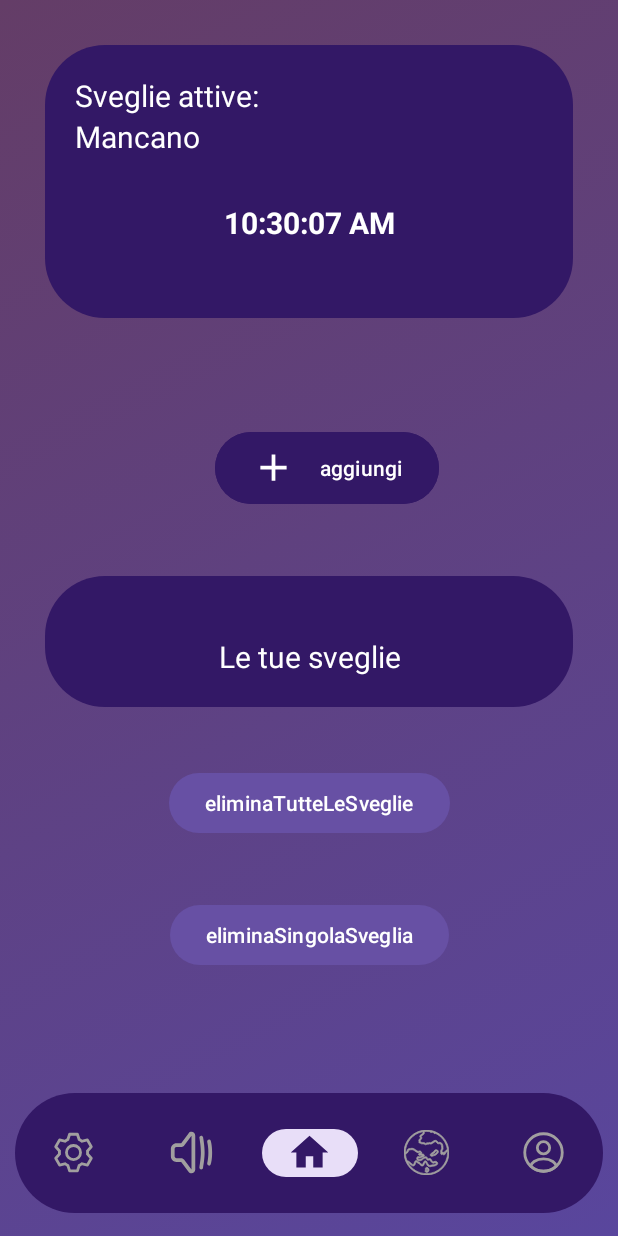
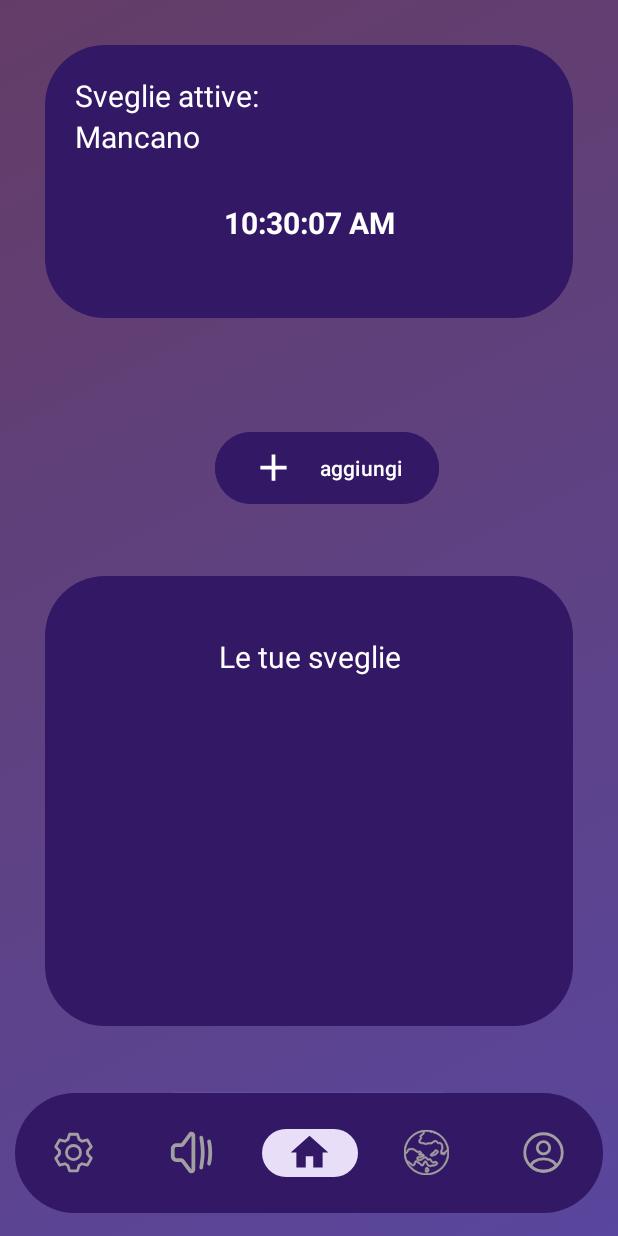
Before and after one commit to MirkoGiussaniBICOCCA/Brain-Alarm, an Android app: the screen it shows after launch (MainActivity), on a phone screen of 412 x 824 dp. Run offline under Robolectric (Android 15) with nearby library versions, the phone set to English and light mode, and no system bars; our stand-ins replace navigation-ui.

Commit message:
sara. da sistemare eliminazione singola sveglia e pagina home

```diff
--- a/app/src/main/res/layout/activity_home.xml
+++ b/app/src/main/res/layout/activity_home.xml
@@ -4,10 +4,9 @@
     xmlns:tools="http://schemas.android.com/tools"
     android:layout_width="match_parent"
     android:layout_height="match_parent"
-    android:background="@drawable/background"
     tools:context=".ui.HomeActivity">
 
-
+<!--
     <androidx.fragment.app.FragmentContainerView
         android:id="@+id/nav_host_fragment"
         android:name="androidx.navigation.fragment.NavHostFragment"
@@ -19,7 +18,7 @@
         app:layout_constraintBottom_toBottomOf="parent"
         app:defaultNavHost="true"
         app:navGraph="@navigation/menu_nav_graph" />
-
+-->
 
 
 
--- a/app/src/main/res/layout/fragment_home.xml
+++ b/app/src/main/res/layout/fragment_home.xml
@@ -80,7 +80,7 @@
             <LinearLayout
                 android:id="@+id/linearLayout"
                 android:layout_width="match_parent"
-                android:layout_height="wrap_content"
+                android:layout_height="300dp"
                 android:layout_marginTop="44dp"
                 android:background="@drawable/background_navbar"
                 android:orientation="vertical"
@@ -128,19 +128,11 @@
                 android:layout_height="wrap_content"
                 android:layout_marginTop="40dp"
                 android:text="eliminaTutteLeSveglie"
+                app:icon="@drawable/cestino"
+                app:iconTint="@color/white"
                 app:layout_constraintEnd_toEndOf="parent"
                 app:layout_constraintStart_toStartOf="parent"
                 app:layout_constraintTop_toBottomOf="@+id/linearLayout" />
-
-            <Button
-                android:id="@+id/cancellaSingolaSveglia"
-                android:layout_width="wrap_content"
-                android:layout_height="wrap_content"
-                android:layout_marginTop="40dp"
-                android:text="eliminaSingolaSveglia"
-                app:layout_constraintEnd_toEndOf="parent"
-                app:layout_constraintStart_toStartOf="parent"
-                app:layout_constraintTop_toBottomOf="@+id/cancellaSveglie" />
 
 
         </androidx.constraintlayout.widget.ConstraintLayout>
```
Also changed, not shown: app/src/main/java/it/unimib/brain_alarm/adapter/SveglieAdapter.java (+3 -8 lines), app/src/main/java/it/unimib/brain_alarm/ui/HomeFragment.java (+7 -23 lines).
